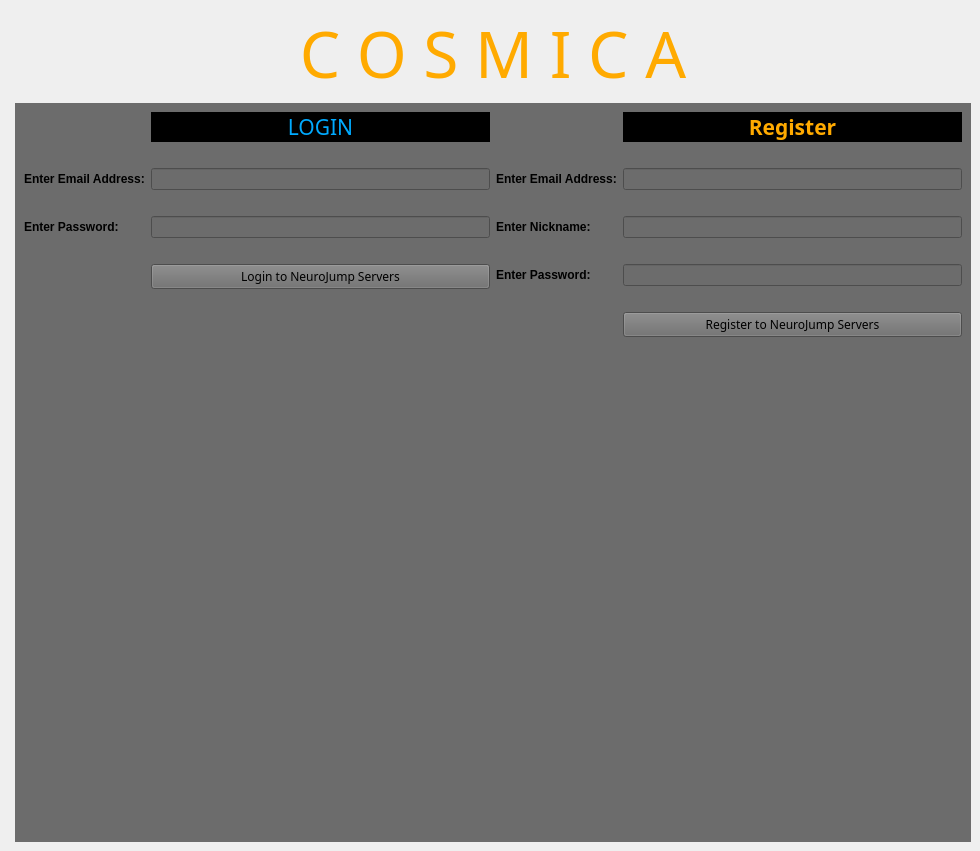
Above: anw/Client/design.ui from colshag/cosmica before the change. Below: the same form after it.
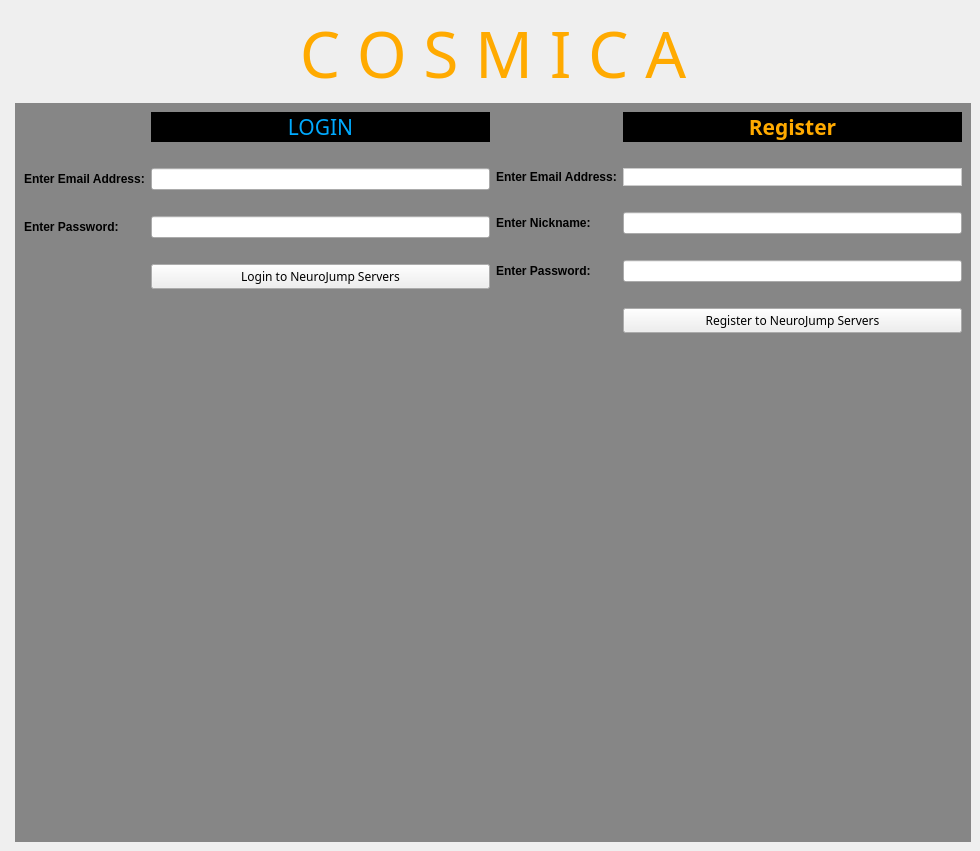
That is the form after the change. Icons and pictures are not drawn.

What changed in the file:
```diff
--- a/anw/Client/design.ui
+++ b/anw/Client/design.ui
@@ -21,6 +21,33 @@
 	background-image: url(:/images/background.png);
 }
 
+#login_register{
+	background-color: rgb(134, 134, 134);
+}
+#single_or_multi{
+	background-color: rgb(134, 134, 134);
+}
+#new_single{
+	background-color: rgb(134, 134, 134);
+}
+#continue_single{
+	background-color: rgb(134, 134, 134);
+}
+#join_multi{
+	background-color: rgb(134, 134, 134);
+}
+#new_multi{
+	background-color: rgb(134, 134, 134);
+}
+
+#continue_multi{
+	background-color: rgb(134, 134, 134);
+}
+
+#txtNewEmail{
+    border: 1px solid #CCC;
+}
+
 
 
 </string>
@@ -51,7 +78,7 @@
        </size>
       </property>
       <property name="styleSheet">
-       <string notr="true">background-color: rgb(108, 108, 108);</string>
+       <string notr="true"/>
       </property>
       <property name="currentIndex">
        <number>0</number>
```
